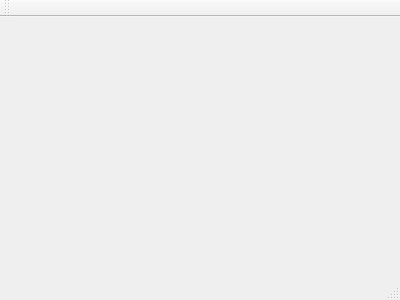
The window that Tyapu-gui/mainwindow.ui (Malguzt/Tyapu) describes before a commit, drawn with Qt 5.
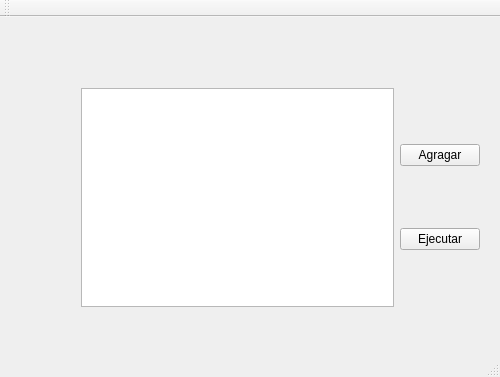
The same window after the commit.

Commit message: Now the gui list add files.

What changed in the file:
```diff
--- a/Tyapu-gui/mainwindow.ui
+++ b/Tyapu-gui/mainwindow.ui
@@ -1,24 +1,73 @@
 <ui version="4.0">
  <class>MainWindow</class>
- <widget class="QMainWindow" name="MainWindow" >
-  <property name="geometry" >
+ <widget class="QMainWindow" name="MainWindow">
+  <property name="geometry">
    <rect>
     <x>0</x>
     <y>0</y>
-    <width>400</width>
-    <height>300</height>
+    <width>500</width>
+    <height>377</height>
    </rect>
   </property>
   <property name="windowTitle" >
    <string>MainWindow</string>
   </property>
-  <widget class="QMenuBar" name="menuBar" />
-  <widget class="QToolBar" name="mainToolBar" />
-  <widget class="QWidget" name="centralWidget" />
-  <widget class="QStatusBar" name="statusBar" />
+  <widget class="QWidget" name="centralWidget">
+   <widget class="QWidget" name="horizontalLayoutWidget">
+    <property name="geometry">
+     <rect>
+      <x>70</x>
+      <y>60</y>
+      <width>421</width>
+      <height>241</height>
+     </rect>
+    </property>
+    <layout class="QHBoxLayout" name="horizontalLayout">
+     <item>
+      <widget class="QListWidget" name="playlist"/>
+     </item>
+     <item>
+      <layout class="QVBoxLayout" name="verticalLayout">
+       <item>
+        <widget class="QPushButton" name="add">
+         <property name="text">
+          <string>Agragar</string>
+         </property>
+        </widget>
+       </item>
+       <item>
+        <widget class="QPushButton" name="play">
+         <property name="text">
+          <string>Ejecutar</string>
+         </property>
+        </widget>
+       </item>
+      </layout>
+     </item>
+    </layout>
+   </widget>
+  </widget>
+  <widget class="QMenuBar" name="menuBar">
+   <property name="geometry">
+    <rect>
+     <x>0</x>
+     <y>0</y>
+     <width>500</width>
+     <height>20</height>
+    </rect>
+   </property>
+  </widget>
+  <widget class="QToolBar" name="mainToolBar">
+   <attribute name="toolBarArea">
+    <enum>TopToolBarArea</enum>
+   </attribute>
+   <attribute name="toolBarBreak">
+    <bool>false</bool>
+   </attribute>
+  </widget>
+  <widget class="QStatusBar" name="statusBar"/>
  </widget>
- <layoutDefault spacing="6" margin="11" />
- <pixmapfunction></pixmapfunction>
+ <layoutdefault spacing="6" margin="11"/>
  <resources/>
  <connections/>
 </ui>
```
Left out of the diff: 3 changed lines with no effect on the pictures. The commit also changes 9 other files.
